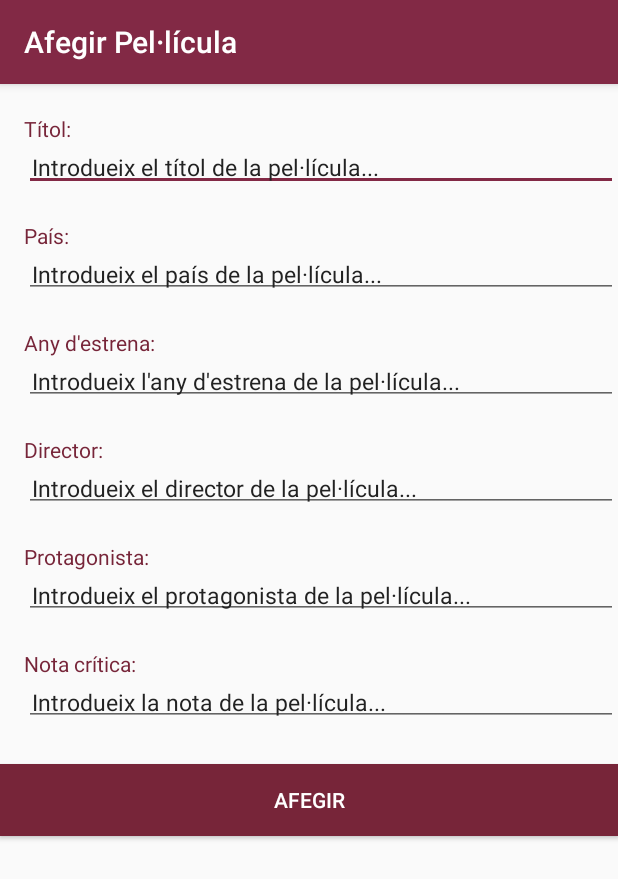
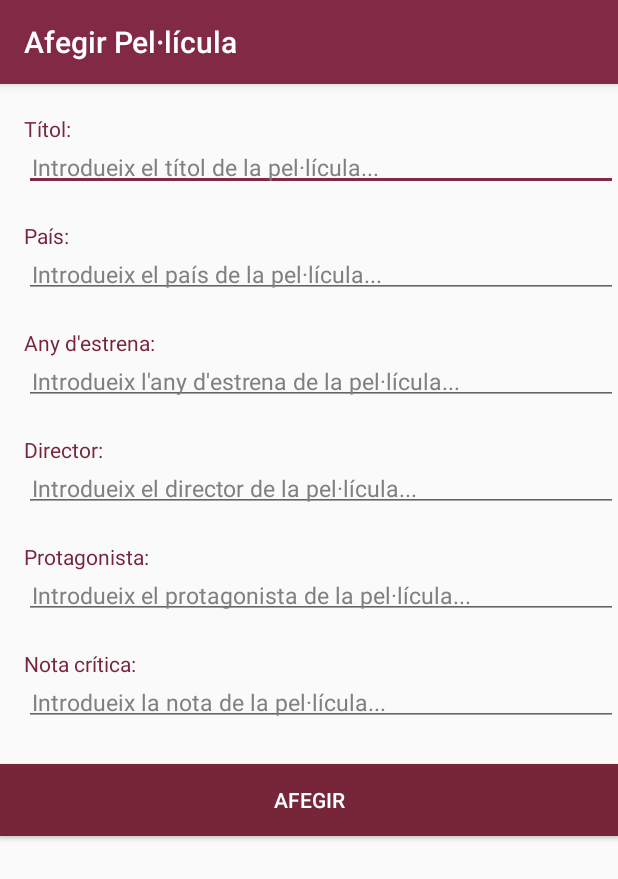
Before and after one commit to alexct33/FilmsAdmin, an Android app: the crearFilmActivity screen opened directly, with no data from a screen before it, on a phone screen of 412 x 824 dp. Shown: the top 879 px of the screen. Run offline under Robolectric (Android 15) with nearby library versions, the phone set to English and light mode, and no system bars.

Commit message:
retocs en el disseny i usabilitat

```diff
--- a/app/src/main/java/com/example/pr_idi/mydatabaseexample/TitleFilterActivity.java
+++ b/app/src/main/java/com/example/pr_idi/mydatabaseexample/TitleFilterActivity.java
@@ -8,6 +8,7 @@ import android.os.Bundle;
 import android.support.v4.app.Fragment;
 import android.support.v7.widget.LinearLayoutManager;
 import android.support.v7.widget.RecyclerView;
+import android.text.InputType;
 import android.view.LayoutInflater;
 import android.view.View;
 import android.view.ViewGroup;
@@ -196,6 +197,7 @@ public class TitleFilterActivity extends Fragment {
                         @Override
                         public void onItemClick(View view, int position) {
                             //Toast.makeText(view.getContext(), lista_films.get(position).getTitle(), Toast.LENGTH_SHORT).show();
+
                             Intent intent = new Intent(getActivity(), bioFilmActivity.class);
                             intent.putExtra("title", lista_films.get(position).getTitle());
                             intent.putExtra("year", lista_films.get(position).getYear());
--- a/app/src/main/java/com/example/pr_idi/mydatabaseexample/bioFilmActivity.java
+++ b/app/src/main/java/com/example/pr_idi/mydatabaseexample/bioFilmActivity.java
@@ -5,6 +5,7 @@ import android.content.DialogInterface;
 import android.os.Bundle;
 import android.support.v7.app.AlertDialog;
 import android.support.v7.app.AppCompatActivity;
+import android.text.InputType;
 import android.view.View;
 import android.widget.Button;
 import android.widget.EditText;
@@ -48,6 +49,7 @@ public class bioFilmActivity extends AppCompatActivity {
         Director.setText(getIntent().getExtras().getString("director"));
         Prota.setText(getIntent().getExtras().getString("prota"));
         Nota.setText(String.valueOf(getIntent().getExtras().getInt("nota")));
+
 
         btnPuntuar.setOnClickListener(new View.OnClickListener() {
             @Override
--- a/app/src/main/res/layout/activity_crear_film.xml
+++ b/app/src/main/res/layout/activity_crear_film.xml
@@ -27,10 +27,12 @@
         android:textSize="15sp"
         android:focusable="true"
         android:textColorHighlight="@color/colorPrimary"
-        android:textColorHint="#222222"
+        android:textColorHint="#808080"
         android:layout_marginStart="@dimen/activity_horizontal_margin"
         android:padding="5dp"
-        android:hint="Introdueix el títol de la pel·lícula..."/>
+        android:hint="Introdueix el títol de la pel·lícula..."
+        android:textAppearance="?android:attr/textAppearanceMedium"
+        android:maxLength="50"/>
 
     <TextView
         android:layout_width="match_parent"
@@ -51,10 +53,11 @@
         android:textSize="15sp"
         android:focusable="true"
         android:textColorHighlight="@color/colorPrimary"
-        android:textColorHint="#222222"
+        android:textColorHint="#808080"
         android:layout_marginStart="@dimen/activity_horizontal_margin"
         android:padding="5dp"
-        android:hint="Introdueix el país de la pel·lícula..."/>
+        android:hint="Introdueix el país de la pel·lícula..."
+        android:maxLength="50"/>
 
 
     <TextView
@@ -76,7 +79,7 @@
         android:textSize="15sp"
         android:focusable="true"
         android:textColorHighlight="@color/colorPrimary"
-        android:textColorHint="#222222"
+        android:textColorHint="#808080"
         android:layout_marginStart="@dimen/activity_horizontal_margin"
         android:padding="5dp"
         android:hint="Introdueix l'any d'estrena de la pel·lícula..."
@@ -101,10 +104,11 @@
         android:textSize="15sp"
         android:focusable="true"
         android:textColorHighlight="@color/colorPrimary"
-        android:textColorHint="#222222"
+        android:textColorHint="#808080"
         android:layout_marginStart="@dimen/activity_horizontal_margin"
         android:padding="5dp"
-        android:hint="Introdueix el director de la pel·lícula..."/>
+        android:hint="Introdueix el director de la pel·lícula..."
+        android:maxLength="50"/>
 
     <TextView
         android:layout_width="match_parent"
@@ -125,10 +129,11 @@
         android:textSize="15sp"
         android:focusable="true"
         android:textColorHighlight="@color/colorPrimary"
-        android:textColorHint="#222222"
+        android:textColorHint="#808080"
         android:layout_marginStart="@dimen/activity_horizontal_margin"
         android:padding="5dp"
-        android:hint="Introdueix el protagonista de la pel·lícula..."/>
+        android:hint="Introdueix el protagonista de la pel·lícula..."
+        android:maxLength="50"/>
 
     <TextView
         android:layout_width="match_parent"
@@ -149,7 +154,7 @@
         android:textSize="15sp"
         android:focusable="true"
         android:textColorHighlight="@color/colorPrimary"
-        android:textColorHint="#222222"
+        android:textColorHint="#808080"
         android:layout_marginStart="@dimen/activity_horizontal_margin"
         android:padding="5dp"
         android:hint="Introdueix la nota de la pel·lícula..."/>
--- a/app/src/main/res/layout/cardview_film.xml
+++ b/app/src/main/res/layout/cardview_film.xml
@@ -23,7 +23,7 @@
             android:orientation="horizontal">
             <TextView
                 android:id="@+id/titulo"
-                android:layout_width="wrap_content"
+                android:layout_width="250dp"
                 android:layout_height="wrap_content"
                 android:layout_alignParentTop="true"
                 android:ellipsize="end"
```
Also changed, not shown: app/src/main/res/layout/activity_bio_film.xml (+14 -12 lines).
